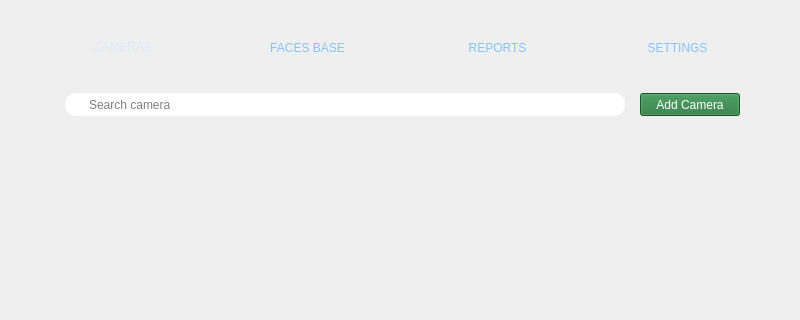
First picture: the form in LeonCam/MainApp.ui, repository kazimierczak-robert/LeonCam, before the edit; both pictures show x 0 to 800 and y 0 to 320 of the 800 by 600 pixel window.
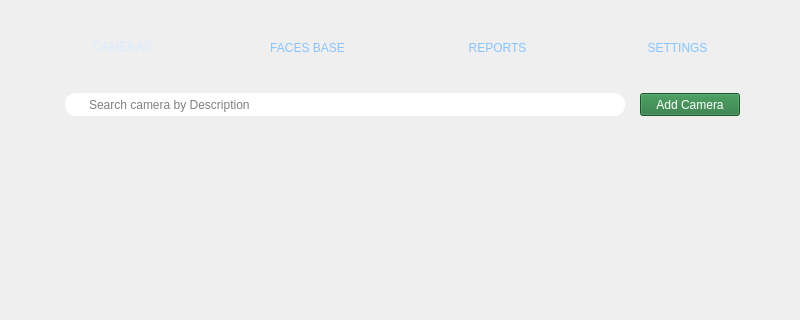
Second picture: the form after the edit. The open tabs and pages were chosen to show the change. Icons and pictures are not drawn.

Commit message: Poprawki, zamienienie labela na button w wykonywaniu nowego zdjęcia

What changed in the file:
```diff
--- a/LeonCam/MainApp.ui
+++ b/LeonCam/MainApp.ui
@@ -144,7 +144,7 @@
 border-radius: 11px;</string>
       </property>
       <property name="placeholderText">
-       <string>Search camera</string>
+       <string>Search camera by Description</string>
       </property>
      </widget>
      <widget class="QTabWidget" name="TWCameraPages">
```
Left out of the diff: 2 changed lines with no effect on the pictures. The commit also changes 7 other files.
